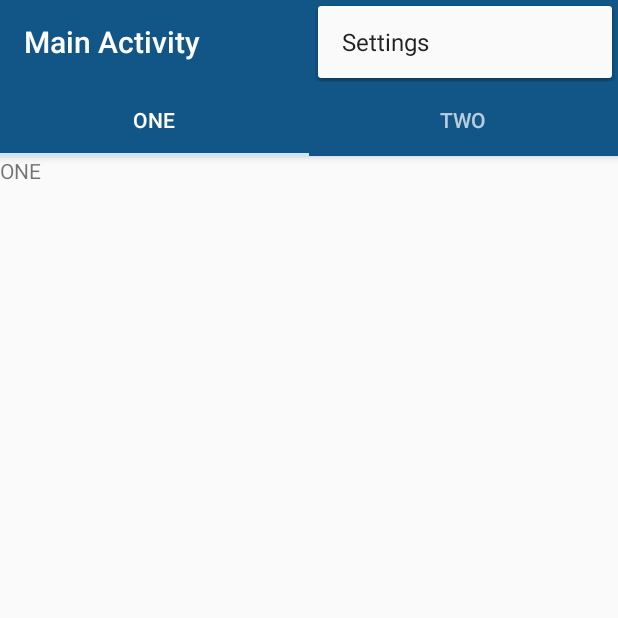
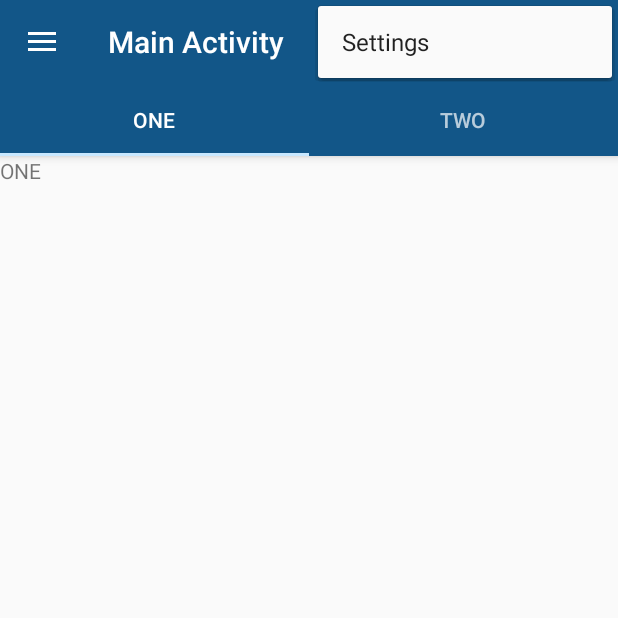
Before and after one commit to dokhanhvu/FoodOnDemand, an Android app: the screen it shows after launch (MainActivity), with the options menu open, on a phone screen of 412 x 824 dp, the top half of it. Run offline under Robolectric (Android 15) with nearby library versions, the phone set to English and light mode, and no system bars.

Commit message:
Add Navigation

```diff
--- a/SourceCode/app/src/main/java/com/a611/foodondemand/activity/BaseAppCompatActivity.java
+++ b/SourceCode/app/src/main/java/com/a611/foodondemand/activity/BaseAppCompatActivity.java
@@ -3,6 +3,8 @@ package com.a611.foodondemand.activity;
 import android.os.Bundle;
 import android.support.v7.app.AppCompatActivity;
 import android.support.v7.widget.Toolbar;
+
+import com.a611.foodondemand.fragment.NavigationFragment;
 
 /**
  * Created by pnhung on 2/11/2017.
@@ -11,6 +13,7 @@ import android.support.v7.widget.Toolbar;
 public abstract class BaseAppCompatActivity extends AppCompatActivity {
 
     protected Toolbar toolbar;
+    protected NavigationFragment naviFragment;
 
     protected abstract int getContainerId();
     protected  abstract void findViewById();
--- a/SourceCode/app/src/main/java/com/a611/foodondemand/activity/MainActivity.java
+++ b/SourceCode/app/src/main/java/com/a611/foodondemand/activity/MainActivity.java
@@ -4,13 +4,16 @@ import android.os.Bundle;
 import android.support.design.widget.TabLayout;
 import android.support.v4.app.FragmentManager;
 import android.support.v4.view.ViewPager;
+import android.support.v4.widget.DrawerLayout;
 import android.support.v7.widget.Toolbar;
 import android.view.Menu;
 import android.view.MenuItem;
+import android.view.View;
 import android.widget.Toast;
 
 import com.a611.foodondemand.R;
 import com.a611.foodondemand.adapter.BaseFragmentPagerAdapter;
+import com.a611.foodondemand.fragment.NavigationFragment;
 import com.a611.foodondemand.fragment.OneFragment;
 import com.a611.foodondemand.utils.CommonUtil;
 
@@ -18,7 +21,7 @@ import com.a611.foodondemand.utils.CommonUtil;
  * Created by pnhung on 2/12/2017.
  */
 
-public class MainActivity extends BaseAppCompatActivity {
+public class MainActivity extends BaseAppCompatActivity implements NavigationFragment.FragmentDrawerListener{
     private TabLayout tabLayout;
     private ViewPager viewPager;
 
@@ -27,6 +30,10 @@ public class MainActivity extends BaseAppCompatActivity {
         super.onCreate(savedInstanceState);
         setSupportActionBar(toolbar);
         getSupportActionBar().setDisplayHomeAsUpEnabled(false);
+        naviFragment = (NavigationFragment)
+                getSupportFragmentManager().findFragmentById(R.id.fragment_navigation_drawer);
+        naviFragment.setUp(R.id.fragment_navigation_drawer, (DrawerLayout) findViewById(R.id.drawer_layout), toolbar);
+        naviFragment.setDrawerListener(this);
         setupViewPager(viewPager);
         tabLayout.setupWithViewPager(viewPager);
     }
@@ -90,4 +97,21 @@ public class MainActivity extends BaseAppCompatActivity {
             super(manager);
         }
     }
+
+
+    @Override
+    public void onDrawerItemSelected(View view, int position) {
+        switch (position)
+        {
+            case 0:
+                Toast.makeText(this, "HomeNavigation", Toast.LENGTH_SHORT).show();
+                break;
+            case 1:
+                Toast.makeText(this, "MessagesNavigation", Toast.LENGTH_SHORT).show();
+                break;
+            case 2:
+                Toast.makeText(this, "FriendNavigation", Toast.LENGTH_SHORT).show();
+                break;
+        }
+    }
 }
--- /dev/null
+++ b/SourceCode/app/src/main/java/com/a611/foodondemand/adapter/NavigationDrawerAdapter.java
@@ -0,0 +1,62 @@
+package com.a611.foodondemand.adapter;
+
+import android.content.Context;
+import android.support.v7.widget.RecyclerView;
+import android.view.LayoutInflater;
+import android.view.View;
+import android.view.ViewGroup;
+import android.widget.TextView;
+
+import com.a611.foodondemand.R;
+import com.a611.foodondemand.model.NavDrawerItem;
+
+import java.util.Collections;
+import java.util.List;
+
+/**
+ * Created by dkvu on 2/12/2017.
+ */
+
+public class NavigationDrawerAdapter extends RecyclerView.Adapter<NavigationDrawerAdapter.MyViewHolder>{
+    List<NavDrawerItem> data = Collections.emptyList();
+    private LayoutInflater inflater;
+    private Context context;
+
+    public NavigationDrawerAdapter(Context context, List<NavDrawerItem> data) {
+        this.context = context;
+        inflater = LayoutInflater.from(context);
+        this.data = data;
+    }
+
+    public void delete(int position) {
+        data.remove(position);
+        notifyItemRemoved(position);
+    }
+
+    @Override
+    public MyViewHolder onCreateViewHolder(ViewGroup parent, int viewType) {
+        View view = inflater.inflate(R.layout.nav_drawer_row, parent, false);
+        MyViewHolder holder = new MyViewHolder(view);
+        return holder;
+    }
+
+    @Override
+    public void onBindViewHolder(MyViewHolder holder, int position) {
+        NavDrawerItem current = data.get(position);
+        holder.title.setText(current.getTitle());
+    }
+
+    @Override
+    public int getItemCount() {
+        return data.size();
+    }
+
+    class MyViewHolder extends RecyclerView.ViewHolder {
+        TextView title;
+
+        public MyViewHolder(View itemView) {
+            super(itemView);
+            title = (TextView) itemView.findViewById(R.id.title);
+        }
+    }
+}
--- /dev/null
+++ b/SourceCode/app/src/main/java/com/a611/foodondemand/fragment/NavigationFragment.java
@@ -0,0 +1,185 @@
+package com.a611.foodondemand.fragment;
+
+import android.content.Context;
+import android.os.Bundle;
+import android.support.v4.widget.DrawerLayout;
+import android.support.v7.app.ActionBarDrawerToggle;
+import android.support.v7.widget.LinearLayoutManager;
+import android.support.v7.widget.RecyclerView;
+import android.support.v7.widget.Toolbar;
+import android.view.GestureDetector;
+import android.view.LayoutInflater;
+import android.view.MotionEvent;
+import android.view.View;
+import android.view.ViewGroup;
+
+import com.a611.foodondemand.R;
+import com.a611.foodondemand.adapter.NavigationDrawerAdapter;
+import com.a611.foodondemand.model.NavDrawerItem;
+
+import java.util.ArrayList;
+import java.util.List;
+
+/**
+ * Created by dkvu on 2/12/2017.
+ */
+
+public class NavigationFragment extends BaseFragment {
+    private static String TAG = NavigationFragment.class.getSimpleName();
+
+    private RecyclerView recyclerView;
+    private ActionBarDrawerToggle mDrawerToggle;
+    private DrawerLayout mDrawerLayout;
+    private NavigationDrawerAdapter adapter;
+    private View containerView;
+    private static String[] titles = null;
+    private FragmentDrawerListener drawerListener;
+
+    @Override
+    protected int getContainerId() {
+        return R.layout.fragment_navigation_drawer;
+    }
+
+    public NavigationFragment(){
+
+    }
+
+    public void setDrawerListener(FragmentDrawerListener listener) {
+        this.drawerListener = listener;
+    }
+
+    public static List<NavDrawerItem> getData() {
+        List<NavDrawerItem> data = new ArrayList<>();
+
+
+        // preparing navigation drawer items
+        for (int i = 0; i < titles.length; i++) {
+            NavDrawerItem navItem = new NavDrawerItem();
+            navItem.setTitle(titles[i]);
+            data.add(navItem);
+        }
+        return data;
+    }
+
+    @Override
+    public void onCreate(Bundle savedInstanceState) {
+        super.onCreate(savedInstanceState);
+
+        // drawer labels
+        titles = getActivity().getResources().getStringArray(R.array.nav_drawer_labels);
+    }
+
+    @Override
+    public View onCreateView(LayoutInflater inflater, ViewGroup container,
+                             Bundle savedInstanceState) {
+        // Inflating view layout
+        View layout = inflater.inflate(getContainerId(), container, false);
+        recyclerView = (RecyclerView) layout.findViewById(R.id.drawerList);
+
+        adapter = new NavigationDrawerAdapter(getActivity(), getData());
+        recyclerView.setAdapter(adapter);
+        recyclerView.setLayoutManager(new LinearLayoutManager(getActivity()));
+        recyclerView.addOnItemTouchListener(new RecyclerTouchListener(getActivity(), recyclerView, new ClickListener() {
+            @Override
+            public void onClick(View view, int position) {
+                drawerListener.onDrawerItemSelected(view, position);
+                mDrawerLayout.closeDrawer(containerView);
+            }
+
+            @Override
+            public void onLongClick(View view, int position) {
+
+            }
+        }));
+
+        return layout;
+    }
+
+    public void setUp(int fragmentId, DrawerLayout drawerLayout, final Toolbar toolbar) {
+        containerView = getActivity().findViewById(fragmentId);
+        mDrawerLayout = drawerLayout;
+        mDrawerToggle = new ActionBarDrawerToggle(getActivity(), drawerLayout, toolbar, R.string.drawer_open, R.string.drawer_close) {
+            @Override
+            public void onDrawerOpened(View drawerView) {
+                super.onDrawerOpened(drawerView);
+                getActivity().invalidateOptionsMenu();
+            }
+
+            @Override
+            public void onDrawerClosed(View drawerView) {
+                super.onDrawerClosed(drawerView);
+                getActivity().invalidateOptionsMenu();
+            }
+
+            @Override
+            public void onDrawerSlide(View drawerView, float slideOffset) {
+                super.onDrawerSlide(drawerView, slideOffset);
+                toolbar.setAlpha(1 - slideOffset / 2);
+            }
+        };
+
+        mDrawerLayout.setDrawerListener(mDrawerToggle);
+        mDrawerLayout.post(new Runnable() {
+            @Override
+            public void run() {
+                mDrawerToggle.syncState();
+            }
+        });
+
+    }
+
+    public static interface ClickListener {
+        public void onClick(View view, int position);
+
+        public void onLongClick(View view, int position);
+    }
+
+    static class RecyclerTouchListener implements RecyclerView.OnItemTouchListener {
+
+        private GestureDetector gestureDetector;
+        private ClickListener clickListener;
+
+        public RecyclerTouchListener(Context context, final RecyclerView recyclerView, final ClickListener clickListener) {
+            this.clickListener = clickListener;
+            gestureDetector = new GestureDetector(context, new GestureDetector.SimpleOnGestureListener() {
+                @Override
+                public boolean onSingleTapUp(MotionEvent e) {
+                    return true;
+                }
+
+                @Override
+                public void onLongPress(MotionEvent e) {
+                    View child = recyclerView.findChildViewUnder(e.getX(), e.getY());
+                    if (child != null && clickListener != null) {
+                        clickListener.onLongClick(child, recyclerView.getChildPosition(child));
+                    }
+                }
+            });
+        }
+
+        @Override
+        public boolean onInterceptTouchEvent(RecyclerView rv, MotionEvent e) {
+
+            View child = rv.findChildViewUnder(e.getX(), e.getY());
+            if (child != null && clickListener != null && gestureDetector.onTouchEvent(e)) {
+                clickListener.onClick(child, rv.getChildPosition(child));
+            }
+            return false;
+        }
+
+        @Override
+        public void onTouchEvent(RecyclerView rv, MotionEvent e) {
+        }
+
+        @Override
+        public void onRequestDisallowInterceptTouchEvent(boolean disallowIntercept) {
+
+        }
+    }
+
+    public interface FragmentDrawerListener {
+        public void onDrawerItemSelected(View view, int position);
+    }
+
+
+}
--- /dev/null
+++ b/SourceCode/app/src/main/java/com/a611/foodondemand/model/NavDrawerItem.java
@@ -0,0 +1,35 @@
+package com.a611.foodondemand.model;
+
+/**
+ * Created by dkvu on 2/12/2017.
+ */
+
+public class NavDrawerItem {
+    private boolean showNotify;
+    private String title;
+
+    public NavDrawerItem() {
+
+    }
+
+    public NavDrawerItem(boolean showNotify, String title) {
+        this.showNotify = showNotify;
+        this.title = title;
+    }
+
+    public boolean isShowNotify() {
+        return showNotify;
+    }
+
+    public void setShowNotify(boolean showNotify) {
+        this.showNotify = showNotify;
+    }
+
+    public String getTitle() {
+        return title;
+    }
+
+    public void setTitle(String title) {
+        this.title = title;
+    }
+}
--- a/SourceCode/app/src/main/res/layout/activity_main.xml
+++ b/SourceCode/app/src/main/res/layout/activity_main.xml
@@ -1,7 +1,15 @@
-<android.support.design.widget.CoordinatorLayout xmlns:android="http://schemas.android.com/apk/res/android"
+<android.support.v4.widget.DrawerLayout xmlns:android="http://schemas.android.com/apk/res/android"
     xmlns:app="http://schemas.android.com/apk/res-auto"
     android:layout_width="match_parent"
-    android:layout_height="match_parent">
+    android:layout_height="match_parent"
+    android:id="@+id/drawer_layout"
+    xmlns:tools="http://schemas.android.com/tools">
+
+    <android.support.design.widget.CoordinatorLayout
+        xmlns:app="http://schemas.android.com/apk/res-auto"
+        android:id="@+id/overview_coordinator_layout"
+        android:layout_width="match_parent"
+        android:layout_height="match_parent">
 
     <android.support.design.widget.AppBarLayout
         android:layout_width="match_parent"
@@ -25,4 +33,15 @@
         android:layout_width="match_parent"
         android:layout_height="match_parent"
         app:layout_behavior="@string/appbar_scrolling_view_behavior" />
-</android.support.design.widget.CoordinatorLayout>
+
+    </android.support.design.widget.CoordinatorLayout>
+
+    <fragment
+        android:id="@+id/fragment_navigation_drawer"
+        android:name="com.a611.foodondemand.fragment.NavigationFragment"
+        android:layout_width="@dimen/nav_drawer_width"
+        android:layout_height="match_parent"
+        android:layout_gravity="start"
+        app:layout="@layout/fragment_navigation_drawer"
+        tools:layout="@layout/fragment_navigation_drawer" />
+</android.support.v4.widget.DrawerLayout>
```
Also changed, not shown: SourceCode/app/src/main/res/layout/fragment_navigation_drawer.xml (added, +30 -0 lines), SourceCode/app/src/main/res/layout/nav_drawer_row.xml (added, +15 -0 lines), SourceCode/app/src/main/res/drawable-mdpi/ic_profile.png (added).
